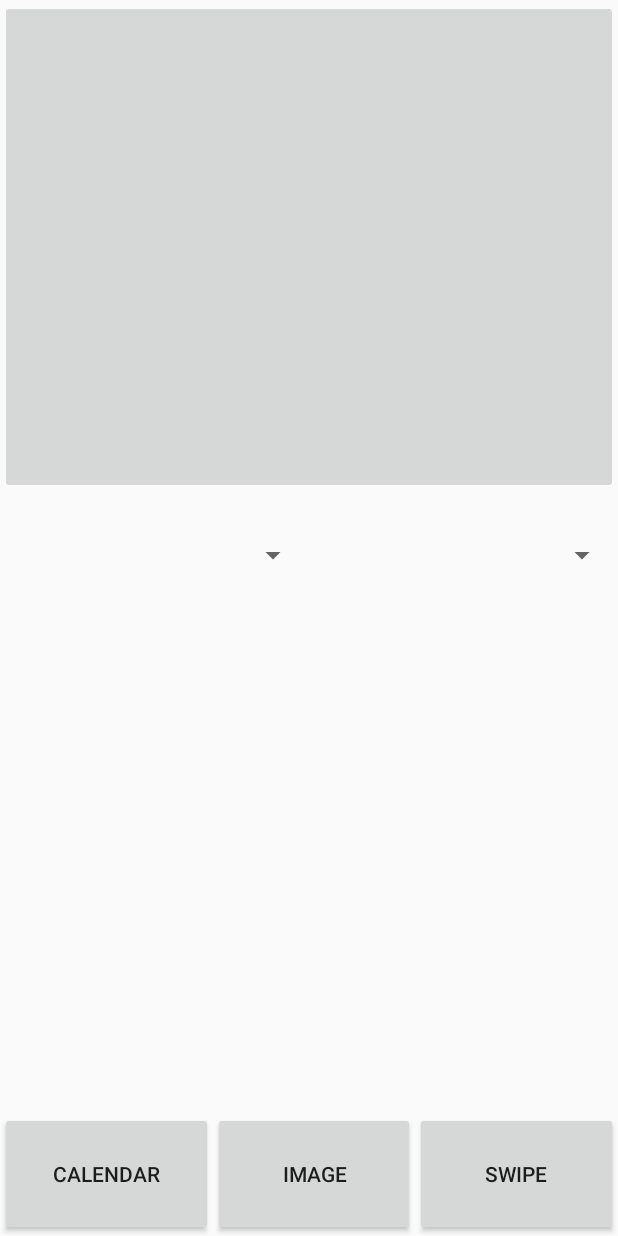
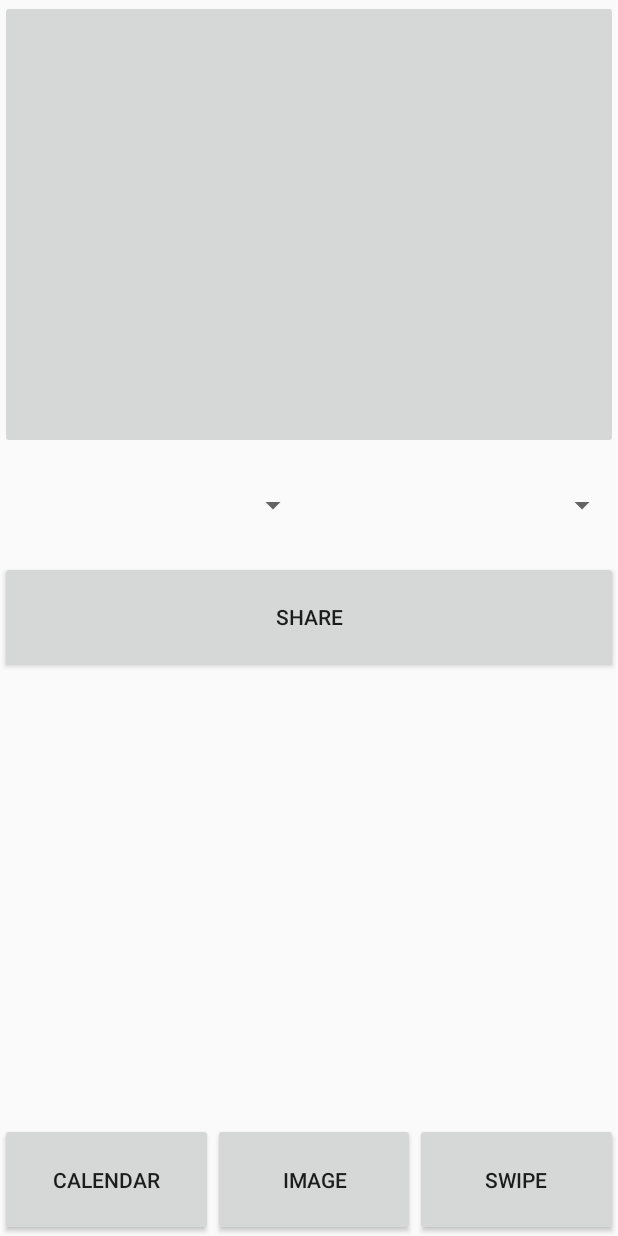
Before and after one commit to Jack-Dane/ImageToTextAssignment, an Android app: the screen it shows after launch (MainActivity), after a tap on an icon or button, on a phone screen of 412 x 824 dp. Run offline under Robolectric (Android 15) with nearby library versions, the phone set to English and light mode, and no system bars; pictures from the network do not load; 2 statements that could not run were skipped.

Commit message:
Adding the ability to share the image and translated text

```diff
--- a/app/src/main/java/com/example/finalmobilecomputingproject/MainActivity.java
+++ b/app/src/main/java/com/example/finalmobilecomputingproject/MainActivity.java
@@ -21,6 +21,7 @@ import android.provider.MediaStore;
 import android.util.Log;
 import android.view.View;
 import android.widget.ArrayAdapter;
+import android.widget.Button;
 import android.widget.ImageButton;
 import android.widget.Spinner;
 import android.widget.TextView;
@@ -56,12 +57,14 @@ public class MainActivity extends AppCompatActivity implements Observer{
     private TextView uiMessageTextView;
     private Spinner uiOriginLanguageSpinner;
     private Spinner uiDestinationLanguageSpinner;
+    private Button uiShareButton;
 
     //Misc
     private String currentPhotoPath;
     private File currentPhotoFile;
     private TextToTextTranslation mTextToTextTranslation;
     private ImageToText imageToText;
+    private String currentlyTranslatedText;
 
     @Override
     protected void onCreate(Bundle savedInstanceState) {
@@ -75,6 +78,7 @@ public class MainActivity extends AppCompatActivity implements Observer{
         uiMessageTextView = findViewById(R.id.TextResultTextView);
         uiOriginLanguageSpinner = findViewById(R.id.uiLanguageOriginSelectSpinner);
         uiDestinationLanguageSpinner = findViewById(R.id.uiLanguageDestinationSelectSpinner);
+        uiShareButton = findViewById(R.id.uiShareButton);
 
         imageToText = new ImageToText(this);
 
@@ -110,6 +114,20 @@ public class MainActivity extends AppCompatActivity implements Observer{
         }else{
             //TODO "Need to allow permission for app to take pictures"
         }
+    }
+
+    public void shareButtonPress(View view){
+        //TODO share image and text via different methods
+        Intent shareIntent = new Intent();
+        Uri imageUri = FileProvider.getUriForFile(
+                MainActivity.this,
+                "com.example.finalmobilecomputingproject.provider",
+                currentPhotoFile);
+        shareIntent.setAction(Intent.ACTION_SEND);
+        shareIntent.putExtra(Intent.EXTRA_TEXT, currentlyTranslatedText);
+        shareIntent.putExtra(Intent.EXTRA_STREAM, imageUri);
+        shareIntent.setType("image/jpeg");
+        startActivity(Intent.createChooser(shareIntent, null));
     }
 
     public void editImage(){
@@ -177,6 +195,8 @@ public class MainActivity extends AppCompatActivity implements Observer{
 
     @Override
     public void updateTranslatedText(String text) {
+        currentlyTranslatedText = text;
+
         uiMessageTextView.setText(text);
     }
 }
--- a/app/src/main/res/layout/activity_main.xml
+++ b/app/src/main/res/layout/activity_main.xml
@@ -32,6 +32,21 @@
 
     </LinearLayout>
 
+    <LinearLayout
+        android:layout_width="match_parent"
+        android:layout_height="0dp"
+        android:layout_weight="1">
+
+        <Button
+            android:id="@+id/uiShareButton"
+            android:text="Share"
+            android:onClick="shareButtonPress"
+            android:layout_width="match_parent"
+            android:layout_height="match_parent">
+        </Button>
+
+    </LinearLayout>
+
     <TextView
         android:id="@+id/TextResultTextView"
         android:layout_width="match_parent"
--- a/app/src/main/res/xml/file_paths.xml
+++ b/app/src/main/res/xml/file_paths.xml
@@ -1,4 +1,5 @@
 <?xml version="1.0" encoding="utf-8"?>
 <paths xmlns:android="http://schemas.android.com/apk/res/android">
     <external-files-path name="my_images" path="/Pictures" />
+    <external-path name="external_files" path="."/>
 </paths>
```
